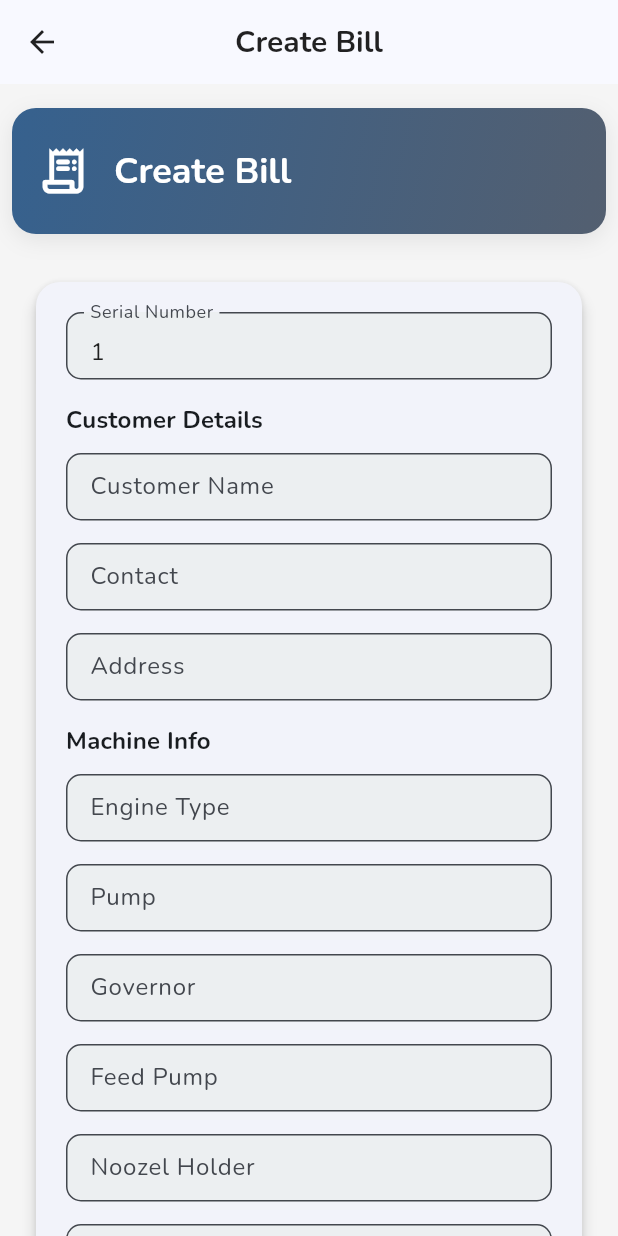
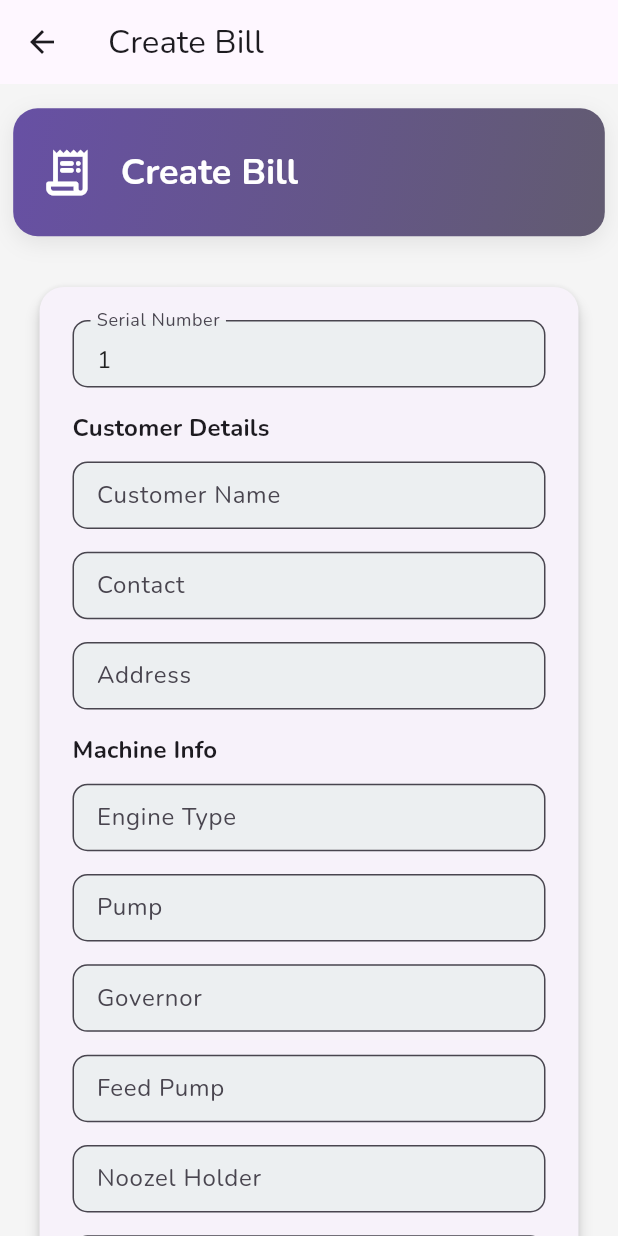
Before and after one commit to 1211-abhishek/Workshop-Billing, a Flutter app: the screen it shows after launch, after a tap on "New Bill", on a phone screen of 412 x 824 dp. Run offline on Flutter 3.47's test engine with Material 3 defaults, Android fonts, the phone set to English and light mode, and no system bars; our stand-ins replace fl_chart, flutter_screenutil, open_filex, pdf, printing, responsive_builder and 3 more; missing offline and left inert: file_selector; accounts and stored records are empty.

Commit message:
Changes before Firebase Studio auto-run

```diff
--- a/lib/main.dart
+++ b/lib/main.dart
@@ -1,10 +1,12 @@
 import 'package:flutter/material.dart';
 import 'package:flutter/services.dart';
+import 'package:flutter_screenutil/flutter_screenutil.dart';
 import 'package:provider/provider.dart';
 import 'screens/home_screen.dart';
 import 'database/db_helper.dart';
 import 'platform_init.dart' if (dart.library.io) 'platform_init_io.dart';
 import 'providers/billing_provider.dart';
+import 'theme.dart';
 
 void main() async {
   WidgetsFlutterBinding.ensureInitialized();
@@ -35,61 +37,21 @@ class MyApp extends StatelessWidget {
 
   @override
   Widget build(BuildContext context) {
-    return MaterialApp(
-      title: 'Flutter Billing System',
-      debugShowCheckedModeBanner: false,
-      theme: ThemeData(
-        useMaterial3: true,
-        colorScheme: ColorScheme.fromSeed(
-          seedColor: const Color(0xFF2196F3),
-          brightness: Brightness.light,
-        ),
-        fontFamily: 'Nunito',
-        textTheme: const TextTheme(
-          displayLarge: TextStyle(fontSize: 96, fontWeight: FontWeight.bold),
-          displayMedium: TextStyle(fontSize: 60, fontWeight: FontWeight.bold),
-          displaySmall: TextStyle(fontSize: 48, fontWeight: FontWeight.bold),
-          headlineMedium: TextStyle(fontSize: 34, fontWeight: FontWeight.bold),
-          headlineSmall: TextStyle(fontSize: 24, fontWeight: FontWeight.bold),
-          titleLarge: TextStyle(fontSize: 20, fontWeight: FontWeight.bold),
-          titleMedium: TextStyle(fontSize: 16, fontWeight: FontWeight.bold),
-          titleSmall: TextStyle(fontSize: 14, fontWeight: FontWeight.bold),
-          bodyLarge: TextStyle(fontSize: 16),
-          bodyMedium: TextStyle(fontSize: 14),
-          labelLarge: TextStyle(fontSize: 14, fontWeight: FontWeight.bold),
-          bodySmall: TextStyle(fontSize: 12),
-          labelSmall: TextStyle(fontSize: 10),
-        ),
-        cardTheme: CardThemeData(
-          elevation: 2,
-          shape: RoundedRectangleBorder(
-            borderRadius: BorderRadius.circular(16),
-          ),
-        ),
-        elevatedButtonTheme: ElevatedButtonThemeData(
-          style: ElevatedButton.styleFrom(
-            elevation: 2,
-            padding: const EdgeInsets.symmetric(horizontal: 24, vertical: 12),
-            shape: RoundedRectangleBorder(
-              borderRadius: BorderRadius.circular(12),
-            ),
-          ),
-        ),
-        inputDecorationTheme: InputDecorationTheme(
-          border: OutlineInputBorder(
-            borderRadius: BorderRadius.circular(12),
-          ),
-          filled: true,
-          fillColor: Colors.grey.shade50,
-        ),
-        appBarTheme: const AppBarTheme(
-          elevation: 0,
-          centerTitle: true,
-          backgroundColor: Colors.transparent,
-          foregroundColor: Colors.black87,
-        ),
-      ),
-      home: const HomeScreen(),
+    return ScreenUtilInit(
+      designSize: const Size(375, 812),
+      minTextAdapt: true,
+      splitScreenMode: true,
+      builder: (context, child) {
+        return MaterialApp(
+          title: 'Flutter Billing System',
+          debugShowCheckedModeBanner: false,
+          theme: AppTheme.lightTheme,
+          darkTheme: AppTheme.darkTheme,
+          themeMode: ThemeMode.system,
+          home: child,
+        );
+      },
+      child: const HomeScreen(),
     );
   }
 }
--- a/lib/screens/admin_screen.dart
+++ b/lib/screens/admin_screen.dart
@@ -1,4 +1,5 @@
 import 'package:flutter/material.dart';
+import 'package:flutter_screenutil/flutter_screenutil.dart';
 import 'package:responsive_builder/responsive_builder.dart';
 import '../ui/responsive/admin_screen_desktop.dart';
 import '../ui/responsive/admin_screen_mobile.dart';
@@ -34,7 +35,7 @@ class AdminScreen extends StatelessWidget {
             ),
           ),
           child: Padding(
-            padding: const EdgeInsets.all(16.0),
+            padding: EdgeInsets.all(16.w),
             child: ScreenTypeLayout.builder(
               mobile: (BuildContext context) => const AdminScreenMobile(),
               tablet: (BuildContext context) => const AdminScreenTablet(),
--- a/lib/screens/billing_history_screen.dart
+++ b/lib/screens/billing_history_screen.dart
@@ -1,5 +1,4 @@
 import 'package:flutter/material.dart';
-import 'package:intl/intl.dart';
 import 'package:responsive_builder/responsive_builder.dart';
 import '../database/db_helper.dart';
 import '../models/billing_history.dart';
--- a/lib/screens/billing_screen.dart
+++ b/lib/screens/billing_screen.dart
@@ -1,7 +1,5 @@
 import 'package:flutter/material.dart';
-import 'package:flutter_billing_system/models/billing_item_data.dart';
 import 'package:flutter_billing_system/screens/bill_preview_screen.dart';
-import 'package:intl/intl.dart';
 import 'package:provider/provider.dart';
 import '../database/db_helper.dart';
 import '../models/product.dart';
--- /dev/null
+++ b/lib/theme.dart
@@ -0,0 +1,28 @@
+import 'package:flutter/material.dart';
+
+class AppTheme {
+  static final ThemeData lightTheme = ThemeData(
+    primarySwatch: Colors.blue,
+    visualDensity: VisualDensity.adaptivePlatformDensity,
+    fontFamily: 'Nunito',
+    textTheme: const TextTheme(
+      headlineMedium: TextStyle(
+        fontFamily: 'Nunito',
+        fontWeight: FontWeight.bold,
+      ),
+    ),
+  );
+
+  static final ThemeData darkTheme = ThemeData(
+    brightness: Brightness.dark,
+    primarySwatch: Colors.blue,
+    visualDensity: VisualDensity.adaptivePlatformDensity,
+    fontFamily: 'Nunito',
+    textTheme: const TextTheme(
+      headlineMedium: TextStyle(
+        fontFamily: 'Nunito',
+        fontWeight: FontWeight.bold,
+      ),
+    ),
+  );
+}
--- a/lib/ui/responsive/billing_screen_mobile.dart
+++ b/lib/ui/responsive/billing_screen_mobile.dart
@@ -5,6 +5,7 @@ import 'package:flutter_billing_system/providers/billing_provider.dart';
 import 'package:flutter_billing_system/widgets/billing_item_card.dart';
 import 'package:flutter_billing_system/widgets/custom_text_field.dart';
 import 'package:flutter_billing_system/widgets/summary_widget.dart';
+import 'package:flutter_screenutil/flutter_screenutil.dart';
 import 'package:intl/intl.dart';
 import 'package:provider/provider.dart';
 
@@ -73,7 +74,7 @@ class _BillingScreenMobileState extends State<BillingScreenMobile> {
   Widget build(BuildContext context) {
     return SingleChildScrollView(
       child: Padding(
-        padding: const EdgeInsets.symmetric(horizontal: 8, vertical: 16),
+        padding: EdgeInsets.symmetric(horizontal: 8.w, vertical: 16.h),
         child: Column(
           children: [
             _headerBanner(context),
@@ -97,8 +98,8 @@ class _BillingScreenMobileState extends State<BillingScreenMobile> {
   Widget _headerBanner(BuildContext context) {
     return Container(
       width: double.infinity,
-      margin: const EdgeInsets.only(bottom: 16),
-      padding: const EdgeInsets.symmetric(vertical: 24, horizontal: 16),
+      margin: EdgeInsets.only(bottom: 16.h),
+      padding: EdgeInsets.symmetric(vertical: 24.h, horizontal: 16.w),
       decoration: BoxDecoration(
         gradient: LinearGradient(
           colors: [
@@ -108,19 +109,19 @@ class _BillingScreenMobileState extends State<BillingScreenMobile> {
           begin: Alignment.topLeft,
           end: Alignment.bottomRight,
         ),
-        borderRadius: BorderRadius.circular(16),
+        borderRadius: BorderRadius.circular(16.r),
         boxShadow: [
           BoxShadow(
             color: Colors.black.withOpacity(0.08),
-            blurRadius: 12,
-            offset: const Offset(0, 4),
+            blurRadius: 12.r,
+            offset: Offset(0, 4.h),
           ),
         ],
       ),
       child: Row(
         children: [
-          const Icon(Icons.receipt_long_rounded, color: Colors.white, size: 36),
-          const SizedBox(width: 16),
+          Icon(Icons.receipt_long_rounded, color: Colors.white, size: 36.sp),
+          SizedBox(width: 16.w),
           Text(
             'Create Bill',
             style: Theme.of(context).textTheme.headlineSmall?.copyWith(
@@ -135,14 +136,14 @@ class _BillingScreenMobileState extends State<BillingScreenMobile> {
 
   Widget _customerDetails(BuildContext context) {
     return Card(
-      margin: const EdgeInsets.all(16),
+      margin: EdgeInsets.all(16.w),
       elevation: 4,
-      shape: RoundedRectangleBorder(borderRadius: BorderRadius.circular(16)),
+      shape: RoundedRectangleBorder(borderRadius: BorderRadius.circular(16.r)),
       child: SizedBox(
-        height: 700, // fixed height for scrollable content
+        height: 700.h, // fixed height for scrollable content
         child: SingleChildScrollView(
           child: Padding(
-            padding: const EdgeInsets.all(20),
+            padding: EdgeInsets.all(20.w),
             child: Column(
               crossAxisAlignment: CrossAxisAlignment.start,
               children: [
@@ -151,71 +152,71 @@ class _BillingScreenMobileState extends State<BillingScreenMobile> {
                   controller: widget.serialNumberController,
                   labelText: 'Serial Number',
                 ),
-                const SizedBox(height: 15),
+                SizedBox(height: 15.h),
                 Text(
                   'Customer Details',
                   style: Theme.of(context).textTheme.titleMedium?.copyWith(
                         fontWeight: FontWeight.bold,
                       ),
                 ),
-                const SizedBox(height: 10),
+                SizedBox(height: 10.h),
                 CustomTextField(
                   controller: widget.customerNameController,
                   labelText: 'Customer Name',
                 ),
-                const SizedBox(height: 15),
+                SizedBox(height: 15.h),
                 CustomTextField(
                   controller: widget.customerContactController,
                   labelText: 'Contact',
                   keyboardType: TextInputType.phone,
                 ),
-                const SizedBox(height: 15),
+                SizedBox(height: 15.h),
                 CustomTextField(
                   controller: widget.customerAddressController,
                   labelText: 'Address',
                   maxLines: 2,
                 ),
-                const SizedBox(height: 15),
+                SizedBox(height: 15.h),
                 Text(
                   'Machine Info',
                   style: Theme.of(context).textTheme.titleMedium?.copyWith(
                         fontWeight: FontWeight.bold,
                       ),
                 ),
-                const SizedBox(height: 10),
+                SizedBox(height: 10.h),
                 CustomTextField(
                   controller: widget.engineTypeController,
                   labelText: 'Engine Type',
                 ),
-                const SizedBox(height: 15),
+                SizedBox(height: 15.h),
                 CustomTextField(
                     controller: widget.pumpController, labelText: 'Pump'),
-                const SizedBox(height: 15),
+                SizedBox(height: 15.h),
                 CustomTextField(
                   controller: widget.governorController,
                   labelText: 'Governor',
                 ),
-                const SizedBox(height: 15),
+                SizedBox(height: 15.h),
                 CustomTextField(
                   controller: widget.feedPumpController,
                   labelText: 'Feed Pump',
                 ),
-                const SizedBox(height: 15),
+                SizedBox(height: 15.h),
                 CustomTextField(
                   controller: widget.noozelHolderController,
                   labelText: 'Noozel Holder',
                 ),
-                const SizedBox(height: 15),
+                SizedBox(height: 15.h),
                 CustomTextField(
                   controller: widget.vehicleNumberController,
                   labelText: 'Vehicle Number',
                 ),
-                const SizedBox(height: 15),
+                SizedBox(height: 15.h),
                 CustomTextField(
                   controller: widget.mechanicNameController,
                   labelText: 'Mechanic Name',
                 ),
-                const SizedBox(height: 15),
+                SizedBox(height: 15.h),
                 Row(
                   children: [
                     Expanded(
@@ -234,7 +235,7 @@ class _BillingScreenMobileState extends State<BillingScreenMobile> {
                         },
                       ),
                     ),
-                    const SizedBox(width: 8),
+                    SizedBox(width: 8.w),
                     Expanded(
                       child: _datePickerField(
                         context,
@@ -253,7 +254,7 @@ class _BillingScreenMobileState extends State<BillingScreenMobile> {
                     ),
                   ],
                 ),
-                const SizedBox(height: 15),
+                SizedBox(height: 15.h),
                 _datePickerField(
                   context,
                   label: 'Billing Date',
@@ -297,13 +298,13 @@ class _BillingScreenMobileState extends State<BillingScreenMobile> {
 
   Widget _billingItemsWidget(BuildContext context) {
     return Card(
-      margin: const EdgeInsets.all(16),
+      margin: EdgeInsets.all(16.w),
       elevation: 4,
-      shape: RoundedRectangleBorder(borderRadius: BorderRadius.circular(16)),
+      shape: RoundedRectangleBorder(borderRadius: BorderRadius.circular(16.r)),
       child: Padding(
-        padding: const EdgeInsets.all(10),
+        padding: EdgeInsets.all(10.w),
         child: SizedBox(
-          height: 300,
+          height: 300.h,
           child: Consumer<BillingProvider>(
             builder: (context, billingProvider, child) {
               if (billingProvider.items.isEmpty) {
@@ -313,7 +314,7 @@ class _BillingScreenMobileState extends State<BillingScreenMobile> {
                     children: [
                       Icon(
                         Icons.shopping_cart_outlined,
-                        size: 64,
+                        size: 64.sp,
                         color: Colors.grey.shade400,
                       ),
                       Text(
@@ -332,7 +333,7 @@ class _BillingScreenMobileState extends State<BillingScreenMobile> {
                 itemBuilder: (context, index) {
                   if (index == billingProvider.items.length) {
                     return Padding(
-                      padding: const EdgeInsets.all(8.0),
+                      padding: EdgeInsets.all(8.w),
                       child: ElevatedButton.icon(
                         onPressed: () {
                           _showAddProductDialog();
@@ -344,7 +345,7 @@ class _BillingScreenMobileState extends State<BillingScreenMobile> {
                   }
                   final item = billingProvider.items[index];
                   return Padding(
-                    padding: const EdgeInsets.symmetric(vertical: 2),
+                    padding: EdgeInsets.symmetric(vertical: 2.h),
                     child: BillingItemCard(
                       item: item,
                       onRemove: () {
--- a/pubspec.yaml
+++ b/pubspec.yaml
@@ -25,6 +25,8 @@ dependencies:
   logging: ^1.2.0
   provider: ^6.1.5+1
   responsive_builder: ^0.7.0
+  flutter_screenutil: ^5.9.3
+  fl_chart: ^1.1.1
 
 dev_dependencies:
   flutter_test:
```
Also changed, not shown: lib/screens/add_edit_customer_screen.dart (+15 -17 lines), lib/screens/reports_screen.dart (+90 -3 lines), lib/ui/responsive/add_edit_product_screen_large.dart (+21 -20 lines), lib/ui/responsive/add_edit_product_screen_mobile.dart (+21 -20 lines), lib/ui/responsive/billing_screen_desktop.dart (+4 -3 lines), lib/widgets/billing_item_card.dart (+7 -6 lines), lib/widgets/billing_items_widget.dart (+8 -7 lines), pubspec.lock.
